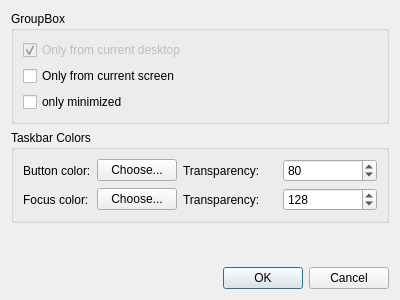
The window that plugins/taskbarapplet/taskbarconfigurationdialog.ui (developing4all/hdepanel) describes before a commit, drawn with Qt 5.
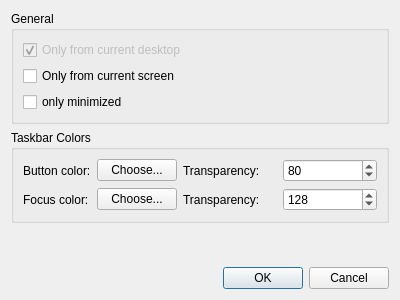
The same window after the commit.

What changed in the file:
```diff
--- a/plugins/taskbarapplet/taskbarconfigurationdialog.ui
+++ b/plugins/taskbarapplet/taskbarconfigurationdialog.ui
@@ -17,7 +17,7 @@
    <item>
     <widget class="QGroupBox" name="groupBox">
      <property name="title">
-      <string>GroupBox</string>
+      <string>General</string>
      </property>
      <layout class="QVBoxLayout" name="verticalLayout_2">
       <item>
```
Left out of the diff: 2 changed lines with no effect on the pictures.
